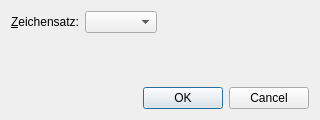
startkladde/startkladde, file src/gui/windows/CsvExportDialog.ui: the form before one commit.
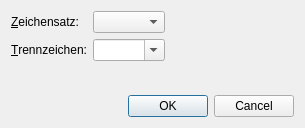
The form after the commit.

Commit message: Add configurable charset and separator for CSV output

```diff
--- a/src/gui/windows/CsvExportDialog.ui
+++ b/src/gui/windows/CsvExportDialog.ui
@@ -6,8 +6,8 @@
    <rect>
     <x>0</x>
     <y>0</y>
-    <width>320</width>
-    <height>120</height>
+    <width>305</width>
+    <height>128</height>
    </rect>
   </property>
   <property name="windowTitle">
@@ -27,9 +27,45 @@
       </widget>
      </item>
      <item row="0" column="1">
+      <layout class="QHBoxLayout" name="horizontalLayout">
+       <item>
       <widget class="QComboBox" name="charsetList"/>
      </item>
-     <item row="0" column="2">
+       <item>
+        <spacer name="horizontalSpacer_2">
+         <property name="orientation">
+          <enum>Qt::Horizontal</enum>
+         </property>
+         <property name="sizeHint" stdset="0">
+          <size>
+           <width>40</width>
+           <height>20</height>
+          </size>
+         </property>
+        </spacer>
+       </item>
+      </layout>
+     </item>
+     <item row="1" column="0">
+      <widget class="QLabel" name="label_2">
+       <property name="text">
+        <string>&amp;Trennzeichen:</string>
+       </property>
+       <property name="buddy">
+        <cstring>separatorInput</cstring>
+       </property>
+      </widget>
+     </item>
+     <item row="1" column="1">
+      <layout class="QHBoxLayout" name="horizontalLayout_2">
+       <item>
+        <widget class="QComboBox" name="separatorInput">
+         <property name="editable">
+          <bool>true</bool>
+         </property>
+        </widget>
+       </item>
+       <item>
       <spacer name="horizontalSpacer">
        <property name="orientation">
         <enum>Qt::Horizontal</enum>
@@ -44,6 +80,8 @@
      </item>
     </layout>
    </item>
+    </layout>
+   </item>
    <item>
     <spacer name="verticalSpacer">
      <property name="orientation">
```
Left out of the diff: 16 changed lines with no effect on the pictures. Lines whose indentation alone changed are shown as unchanged. The commit also changes 4 other files.
